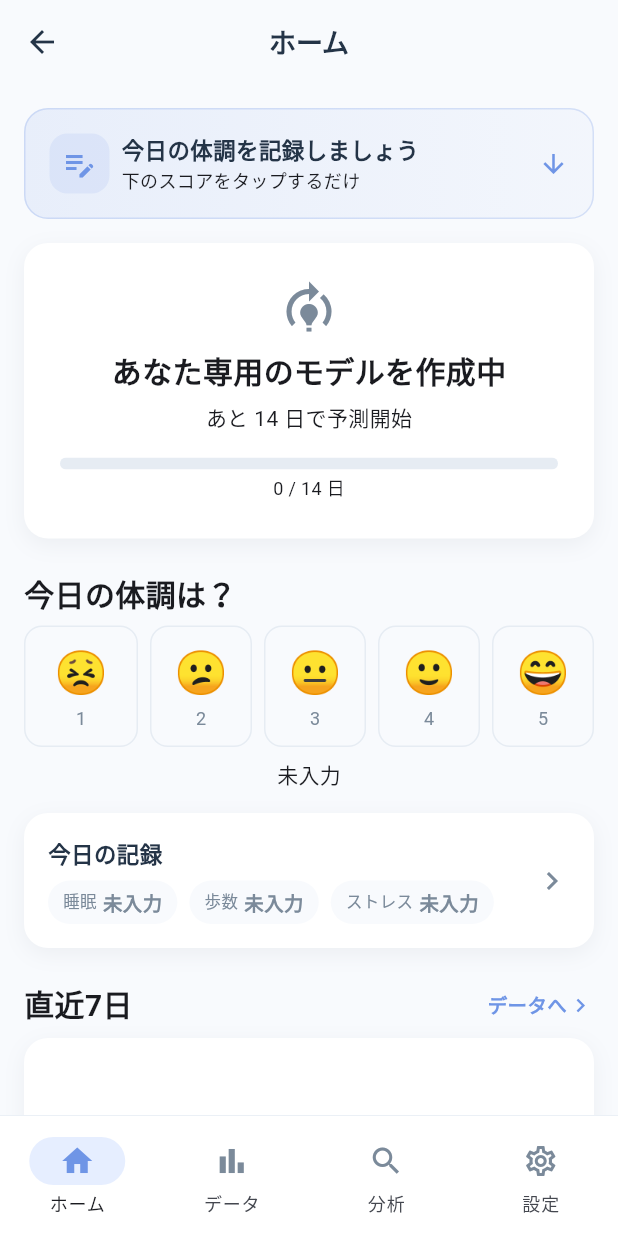
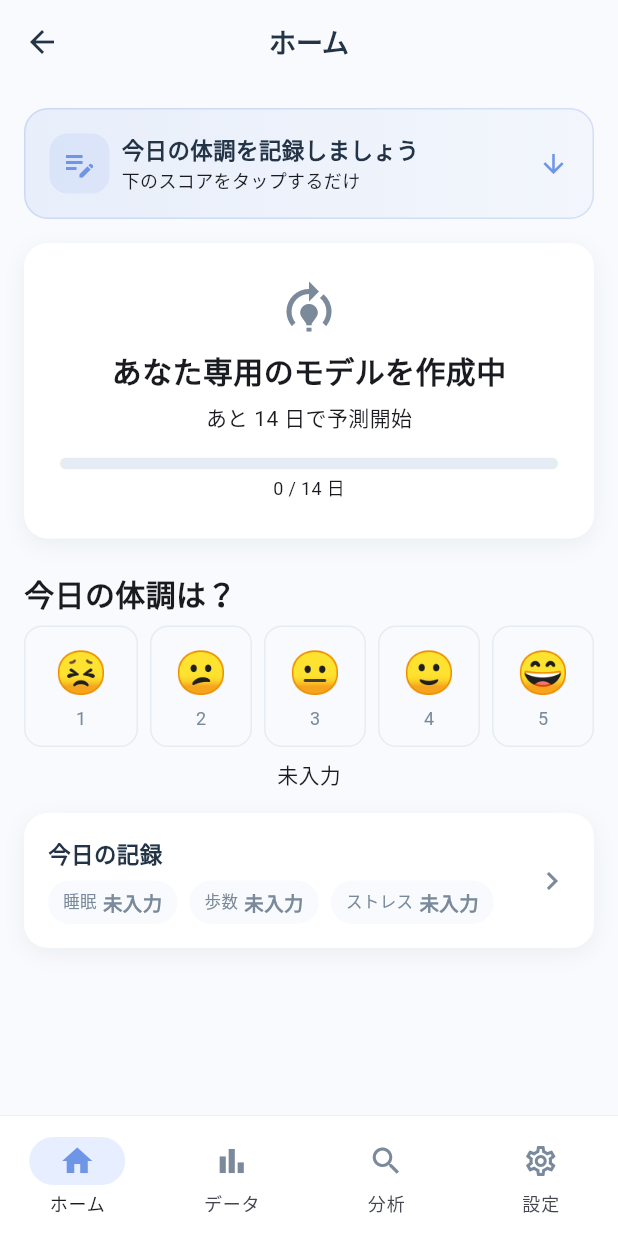
Before and after one commit to nuwaaaa/health-predictor, a Flutter app: the MainScaffold screen opened directly, on a phone screen of 412 x 824 dp. Run offline on Flutter 3.47's test engine with Material 3 defaults, Android fonts, the phone set to English and light mode, and no system bars; our stand-ins replace cloud_firestore, firebase_auth, firebase_core, fl_chart, shared_preferences; missing offline and left inert: health; accounts and stored records are empty.

Commit message:
refactor: ホーム画面から直近7日ミニチャートを削除
データタブと重複するため削除。ホーム画面をよりシンプルに。

https://claude.ai/code/session_01NEsNNrsR2HzgjNxV6S6c3g

```diff
--- a/lib/pages/home_page.dart
+++ b/lib/pages/home_page.dart
@@ -6,7 +6,6 @@ import '../services/firestore_service.dart';
 import '../theme/app_theme.dart';
 import '../widgets/common_widgets.dart';
 import '../widgets/mood_selector.dart';
-import '../widgets/chart_7days.dart';
 import '../widgets/prediction_card.dart';
 import 'daily_input_page.dart';
 
@@ -18,7 +17,6 @@ class HomePage extends StatefulWidget {
   final Prediction? prediction;
   final Prediction? tomorrowPrediction;
   final bool isFallbackPrediction;
-  final List<DailyLog> last7;
   final Future<void> Function() onReload;
   final void Function(int tabIndex) onSwitchTab;
 
@@ -30,7 +28,6 @@ class HomePage extends StatefulWidget {
     required this.prediction,
     this.tomorrowPrediction,
     this.isFallbackPrediction = false,
-    required this.last7,
     required this.onReload,
     required this.onSwitchTab,
   });
@@ -170,34 +167,11 @@ class _HomePageState extends State<HomePage> {
               // --- (3) 今日の記録サマリー ---
               _todaySummaryCard(),
 
-              const SizedBox(height: AppSpacing.lg),
-
-              // --- (5) 直近7日ミニカード → データへ ---
-              _mini7DaysSection(),
-
               const SizedBox(height: AppSpacing.xl),
             ],
           ),
         ),
       ),
-    );
-  }
-
-  /// 直近7日ミニセクション
-  Widget _mini7DaysSection() {
-    return Column(
-      crossAxisAlignment: CrossAxisAlignment.start,
-      children: [
-        SectionHeader(
-          title: '直近7日',
-          actionLabel: 'データへ',
-          onAction: () => widget.onSwitchTab(1),
-        ),
-        const SizedBox(height: AppSpacing.sm),
-        AppCard(
-          child: Chart7Days(logs: widget.last7),
-        ),
-      ],
     );
   }
 
--- a/lib/pages/main_scaffold.dart
+++ b/lib/pages/main_scaffold.dart
@@ -157,7 +157,6 @@ class MainScaffoldState extends State<MainScaffold> with WidgetsBindingObserver
                   prediction: _prediction,
                   tomorrowPrediction: _tomorrowPrediction,
                   isFallbackPrediction: _isFallbackPrediction,
-                  last7: _last7,
                   onReload: _loadAll,
                   onSwitchTab: switchTab,
                 ),
```
